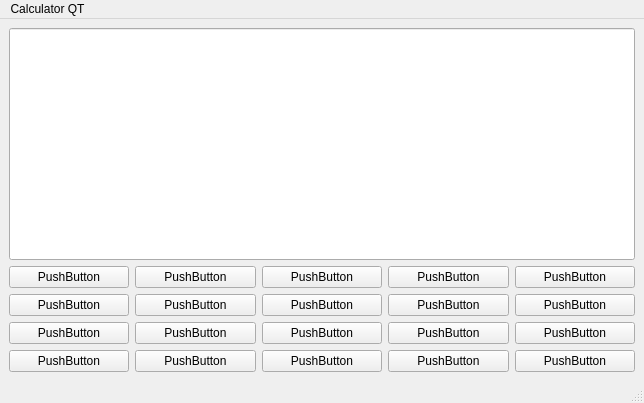
Before: the Qt Designer form calculator.ui in AdolfCarr/QT_Calculator, drawn with Qt 5.
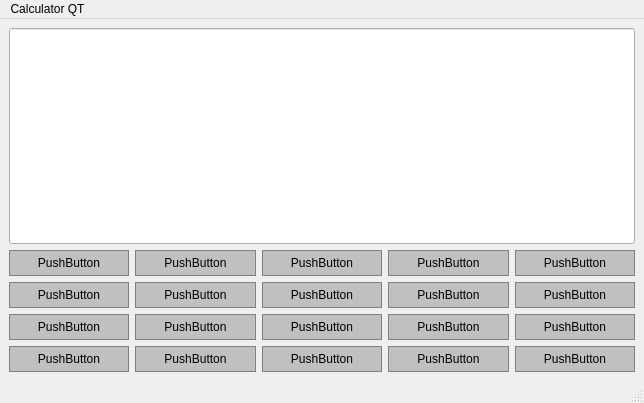
After: the same form once the commit is applied.

Commit message: Changed stylesheet for buttons pressed and not pressed state

Diff of the .ui file:
```diff
--- a/calculator.ui
+++ b/calculator.ui
@@ -17,6 +17,25 @@
    <layout class="QGridLayout" name="gridLayout">
     <item row="1" column="4">
      <widget class="QPushButton" name="pushButton_5">
+      <property name="sizePolicy">
+       <sizepolicy hsizetype="Preferred" vsizetype="Preferred">
+        <horstretch>0</horstretch>
+        <verstretch>0</verstretch>
+       </sizepolicy>
+      </property>
+      <property name="styleSheet">
+       <string notr="true">QPushButton {
+    background-color: #C0C0C0; 
+    border: 1px solid gray;
+	border-radius: 0px;
+	padding: 5px;
+}
+QPushButton:pressed {
+    background-color: #A9A9A9; border: 1px solid gray;
+	border-radius: 0px;
+	padding: 5px;
+}</string>
+      </property>
       <property name="text">
        <string>PushButton</string>
       </property>
@@ -24,6 +43,25 @@
     </item>
     <item row="1" column="2">
      <widget class="QPushButton" name="pushButton_2">
+      <property name="sizePolicy">
+       <sizepolicy hsizetype="Preferred" vsizetype="Preferred">
+        <horstretch>0</horstretch>
+        <verstretch>0</verstretch>
+       </sizepolicy>
+      </property>
+      <property name="styleSheet">
+       <string notr="true">QPushButton {
+    background-color: #C0C0C0; 
+    border: 1px solid gray;
+	border-radius: 0px;
+	padding: 5px;
+}
+QPushButton:pressed {
+    background-color: #A9A9A9; border: 1px solid gray;
+	border-radius: 0px;
+	padding: 5px;
+}</string>
+      </property>
       <property name="text">
        <string>PushButton</string>
       </property>
@@ -31,6 +69,25 @@
     </item>
     <item row="3" column="4">
      <widget class="QPushButton" name="pushButton_15">
+      <property name="sizePolicy">
+       <sizepolicy hsizetype="Preferred" vsizetype="Preferred">
+        <horstretch>0</horstretch>
+        <verstretch>0</verstretch>
+       </sizepolicy>
+      </property>
+      <property name="styleSheet">
+       <string notr="true">QPushButton {
+    background-color: #C0C0C0; 
+    border: 1px solid gray;
+	border-radius: 0px;
+	padding: 5px;
+}
+QPushButton:pressed {
+    background-color: #A9A9A9; border: 1px solid gray;
+	border-radius: 0px;
+	padding: 5px;
+}</string>
+      </property>
       <property name="text">
        <string>PushButton</string>
       </property>
@@ -38,6 +95,25 @@
     </item>
     <item row="2" column="4">
      <widget class="QPushButton" name="pushButton_10">
+      <property name="sizePolicy">
+       <sizepolicy hsizetype="Preferred" vsizetype="Preferred">
+        <horstretch>0</horstretch>
+        <verstretch>0</verstretch>
+       </sizepolicy>
+      </property>
+      <property name="styleSheet">
+       <string notr="true">QPushButton {
+    background-color: #C0C0C0; 
+    border: 1px solid gray;
+	border-radius: 0px;
+	padding: 5px;
+}
+QPushButton:pressed {
+    background-color: #A9A9A9; border: 1px solid gray;
+	border-radius: 0px;
+	padding: 5px;
+}</string>
+      </property>
       <property name="text">
        <string>PushButton</string>
       </property>
@@ -45,6 +121,25 @@
     </item>
     <item row="2" column="3">
      <widget class="QPushButton" name="pushButton_9">
+      <property name="sizePolicy">
+       <sizepolicy hsizetype="Preferred" vsizetype="Preferred">
+        <horstretch>0</horstretch>
+        <verstretch>0</verstretch>
+       </sizepolicy>
+      </property>
+      <property name="styleSheet">
+       <string notr="true">QPushButton {
+    background-color: #C0C0C0; 
+    border: 1px solid gray;
+	border-radius: 0px;
+	padding: 5px;
+}
+QPushButton:pressed {
+    background-color: #A9A9A9; border: 1px solid gray;
+	border-radius: 0px;
+	padding: 5px;
+}</string>
+      </property>
       <property name="text">
        <string>PushButton</string>
       </property>
@@ -52,6 +147,25 @@
     </item>
     <item row="3" column="0">
      <widget class="QPushButton" name="pushButton_11">
+      <property name="sizePolicy">
+       <sizepolicy hsizetype="Preferred" vsizetype="Preferred">
+        <horstretch>0</horstretch>
+        <verstretch>0</verstretch>
+       </sizepolicy>
+      </property>
+      <property name="styleSheet">
+       <string notr="true">QPushButton {
+    background-color: #C0C0C0; 
+    border: 1px solid gray;
+	border-radius: 0px;
+	padding: 5px;
+}
+QPushButton:pressed {
+    background-color: #A9A9A9; border: 1px solid gray;
+	border-radius: 0px;
+	padding: 5px;
+}</string>
+      </property>
       <property name="text">
        <string>PushButton</string>
       </property>
@@ -59,6 +173,25 @@
     </item>
     <item row="1" column="0">
      <widget class="QPushButton" name="pushButton_4">
+      <property name="sizePolicy">
+       <sizepolicy hsizetype="Preferred" vsizetype="Preferred">
+        <horstretch>0</horstretch>
+        <verstretch>0</verstretch>
+       </sizepolicy>
+      </property>
+      <property name="styleSheet">
+       <string notr="true">QPushButton {
+    background-color: #C0C0C0; 
+    border: 1px solid gray;
+	border-radius: 0px;
+	padding: 5px;
+}
+QPushButton:pressed {
+    background-color: #A9A9A9; border: 1px solid gray;
+	border-radius: 0px;
+	padding: 5px;
+}</string>
+      </property>
       <property name="text">
        <string>PushButton</string>
       </property>
@@ -66,6 +199,25 @@
     </item>
     <item row="1" column="3">
      <widget class="QPushButton" name="pushButton">
+      <property name="sizePolicy">
+       <sizepolicy hsizetype="Preferred" vsizetype="Preferred">
+        <horstretch>0</horstretch>
+        <verstretch>0</verstretch>
+       </sizepolicy>
+      </property>
+      <property name="styleSheet">
+       <string notr="true">QPushButton {
+    background-color: #C0C0C0; 
+    border: 1px solid gray;
+	border-radius: 0px;
+	padding: 5px;
+}
+QPushButton:pressed {
+    background-color: #A9A9A9; border: 1px solid gray;
+	border-radius: 0px;
+	padding: 5px;
+}</string>
+      </property>
       <property name="text">
        <string>PushButton</string>
       </property>
@@ -73,6 +225,25 @@
     </item>
     <item row="3" column="3">
      <widget class="QPushButton" name="pushButton_14">
+      <property name="sizePolicy">
+       <sizepolicy hsizetype="Preferred" vsizetype="Preferred">
+        <horstretch>0</horstretch>
+        <verstretch>0</verstretch>
+       </sizepolicy>
+      </property>
+      <property name="styleSheet">
+       <string notr="true">QPushButton {
+    background-color: #C0C0C0; 
+    border: 1px solid gray;
+	border-radius: 0px;
+	padding: 5px;
+}
+QPushButton:pressed {
+    background-color: #A9A9A9; border: 1px solid gray;
+	border-radius: 0px;
+	padding: 5px;
+}</string>
+      </property>
       <property name="text">
        <string>PushButton</string>
       </property>
@@ -80,6 +251,25 @@
     </item>
     <item row="3" column="2">
      <widget class="QPushButton" name="pushButton_13">
+      <property name="sizePolicy">
+       <sizepolicy hsizetype="Preferred" vsizetype="Preferred">
+        <horstretch>0</horstretch>
+        <verstretch>0</verstretch>
+       </sizepolicy>
+      </property>
+      <property name="styleSheet">
+       <string notr="true">QPushButton {
+    background-color: #C0C0C0; 
+    border: 1px solid gray;
+	border-radius: 0px;
+	padding: 5px;
+}
+QPushButton:pressed {
+    background-color: #A9A9A9; border: 1px solid gray;
+	border-radius: 0px;
+	padding: 5px;
+}</string>
+      </property>
       <property name="text">
        <string>PushButton</string>
       </property>
@@ -87,6 +277,25 @@
     </item>
     <item row="1" column="1">
      <widget class="QPushButton" name="pushButton_3">
+      <property name="sizePolicy">
+       <sizepolicy hsizetype="Preferred" vsizetype="Preferred">
+        <horstretch>0</horstretch>
+        <verstretch>0</verstretch>
+       </sizepolicy>
+      </property>
+      <property name="styleSheet">
+       <string notr="true">QPushButton {
+    background-color: #C0C0C0; 
+    border: 1px solid gray;
+	border-radius: 0px;
+	padding: 5px;
+}
+QPushButton:pressed {
+    background-color: #A9A9A9; border: 1px solid gray;
+	border-radius: 0px;
+	padding: 5px;
+}</string>
+      </property>
       <property name="text">
        <string>PushButton</string>
       </property>
@@ -94,6 +303,25 @@
     </item>
     <item row="2" column="1">
      <widget class="QPushButton" name="pushButton_7">
+      <property name="sizePolicy">
+       <sizepolicy hsizetype="Preferred" vsizetype="Preferred">
+        <horstretch>0</horstretch>
+        <verstretch>0</verstretch>
+       </sizepolicy>
+      </property>
+      <property name="styleSheet">
+       <string notr="true">QPushButton {
+    background-color: #C0C0C0; 
+    border: 1px solid gray;
+	border-radius: 0px;
+	padding: 5px;
+}
+QPushButton:pressed {
+    background-color: #A9A9A9; border: 1px solid gray;
+	border-radius: 0px;
+	padding: 5px;
+}</string>
+      </property>
       <property name="text">
        <string>PushButton</string>
       </property>
@@ -101,6 +329,25 @@
     </item>
     <item row="2" column="0">
      <widget class="QPushButton" name="pushButton_6">
+      <property name="sizePolicy">
+       <sizepolicy hsizetype="Preferred" vsizetype="Preferred">
+        <horstretch>0</horstretch>
+        <verstretch>0</verstretch>
+       </sizepolicy>
+      </property>
+      <property name="styleSheet">
+       <string notr="true">QPushButton {
+    background-color: #C0C0C0; 
+    border: 1px solid gray;
+	border-radius: 0px;
+	padding: 5px;
+}
+QPushButton:pressed {
+    background-color: #A9A9A9; border: 1px solid gray;
+	border-radius: 0px;
+	padding: 5px;
+}</string>
+      </property>
       <property name="text">
        <string>PushButton</string>
       </property>
@@ -108,6 +355,25 @@
     </item>
     <item row="3" column="1">
      <widget class="QPushButton" name="pushButton_12">
+      <property name="sizePolicy">
+       <sizepolicy hsizetype="Preferred" vsizetype="Preferred">
+        <horstretch>0</horstretch>
+        <verstretch>0</verstretch>
+       </sizepolicy>
+      </property>
+      <property name="styleSheet">
+       <string notr="true">QPushButton {
+    background-color: #C0C0C0; 
+    border: 1px solid gray;
+	border-radius: 0px;
+	padding: 5px;
+}
+QPushButton:pressed {
+    background-color: #A9A9A9; border: 1px solid gray;
+	border-radius: 0px;
+	padding: 5px;
+}</string>
+      </property>
       <property name="text">
        <string>PushButton</string>
       </property>
@@ -115,6 +381,25 @@
     </item>
     <item row="2" column="2">
      <widget class="QPushButton" name="pushButton_8">
+      <property name="sizePolicy">
+       <sizepolicy hsizetype="Preferred" vsizetype="Preferred">
+        <horstretch>0</horstretch>
+        <verstretch>0</verstretch>
+       </sizepolicy>
+      </property>
+      <property name="styleSheet">
+       <string notr="true">QPushButton {
+    background-color: #C0C0C0; 
+    border: 1px solid gray;
+	border-radius: 0px;
+	padding: 5px;
+}
+QPushButton:pressed {
+    background-color: #A9A9A9; border: 1px solid gray;
+	border-radius: 0px;
+	padding: 5px;
+}</string>
+      </property>
       <property name="text">
        <string>PushButton</string>
       </property>
@@ -122,6 +407,25 @@
     </item>
     <item row="4" column="0">
      <widget class="QPushButton" name="pushButton_16">
+      <property name="sizePolicy">
+       <sizepolicy hsizetype="Preferred" vsizetype="Preferred">
+        <horstretch>0</horstretch>
+        <verstretch>0</verstretch>
+       </sizepolicy>
+      </property>
+      <property name="styleSheet">
+       <string notr="true">QPushButton {
+    background-color: #C0C0C0; 
+    border: 1px solid gray;
+	border-radius: 0px;
+	padding: 5px;
+}
+QPushButton:pressed {
+    background-color: #A9A9A9; border: 1px solid gray;
+	border-radius: 0px;
+	padding: 5px;
+}</string>
+      </property>
       <property name="text">
        <string>PushButton</string>
       </property>
@@ -129,6 +433,25 @@
     </item>
     <item row="4" column="1">
      <widget class="QPushButton" name="pushButton_17">
+      <property name="sizePolicy">
+       <sizepolicy hsizetype="Preferred" vsizetype="Preferred">
+        <horstretch>0</horstretch>
+        <verstretch>0</verstretch>
+       </sizepolicy>
+      </property>
+      <property name="styleSheet">
+       <string notr="true">QPushButton {
+    background-color: #C0C0C0; 
+    border: 1px solid gray;
+	border-radius: 0px;
+	padding: 5px;
+}
+QPushButton:pressed {
+    background-color: #A9A9A9; border: 1px solid gray;
+	border-radius: 0px;
+	padding: 5px;
+}</string>
+      </property>
       <property name="text">
        <string>PushButton</string>
       </property>
@@ -136,6 +459,25 @@
     </item>
     <item row="4" column="2">
      <widget class="QPushButton" name="pushButton_18">
+      <property name="sizePolicy">
+       <sizepolicy hsizetype="Preferred" vsizetype="Preferred">
+        <horstretch>0</horstretch>
+        <verstretch>0</verstretch>
+       </sizepolicy>
+      </property>
+      <property name="styleSheet">
+       <string notr="true">QPushButton {
+    background-color: #C0C0C0; 
+    border: 1px solid gray;
+	border-radius: 0px;
+	padding: 5px;
+}
+QPushButton:pressed {
+    background-color: #A9A9A9; border: 1px solid gray;
+	border-radius: 0px;
+	padding: 5px;
+}</string>
+      </property>
       <property name="text">
        <string>PushButton</string>
       </property>
@@ -143,6 +485,25 @@
     </item>
     <item row="4" column="3">
      <widget class="QPushButton" name="pushButton_19">
+      <property name="sizePolicy">
+       <sizepolicy hsizetype="Preferred" vsizetype="Preferred">
+        <horstretch>0</horstretch>
+        <verstretch>0</verstretch>
+       </sizepolicy>
+      </property>
+      <property name="styleSheet">
+       <string notr="true">QPushButton {
+    background-color: #C0C0C0; 
+    border: 1px solid gray;
+	border-radius: 0px;
+	padding: 5px;
+}
+QPushButton:pressed {
+    background-color: #A9A9A9; border: 1px solid gray;
+	border-radius: 0px;
+	padding: 5px;
+}</string>
+      </property>
       <property name="text">
        <string>PushButton</string>
       </property>
@@ -150,6 +511,25 @@
     </item>
     <item row="4" column="4">
      <widget class="QPushButton" name="pushButton_20">
+      <property name="sizePolicy">
+       <sizepolicy hsizetype="Preferred" vsizetype="Preferred">
+        <horstretch>0</horstretch>
+        <verstretch>0</verstretch>
+       </sizepolicy>
+      </property>
+      <property name="styleSheet">
+       <string notr="true">QPushButton {
+    background-color: #C0C0C0; 
+    border: 1px solid gray;
+	border-radius: 0px;
+	padding: 5px;
+}
+QPushButton:pressed {
+    background-color: #A9A9A9; border: 1px solid gray;
+	border-radius: 0px;
+	padding: 5px;
+}</string>
+      </property>
       <property name="text">
        <string>PushButton</string>
       </property>
```
